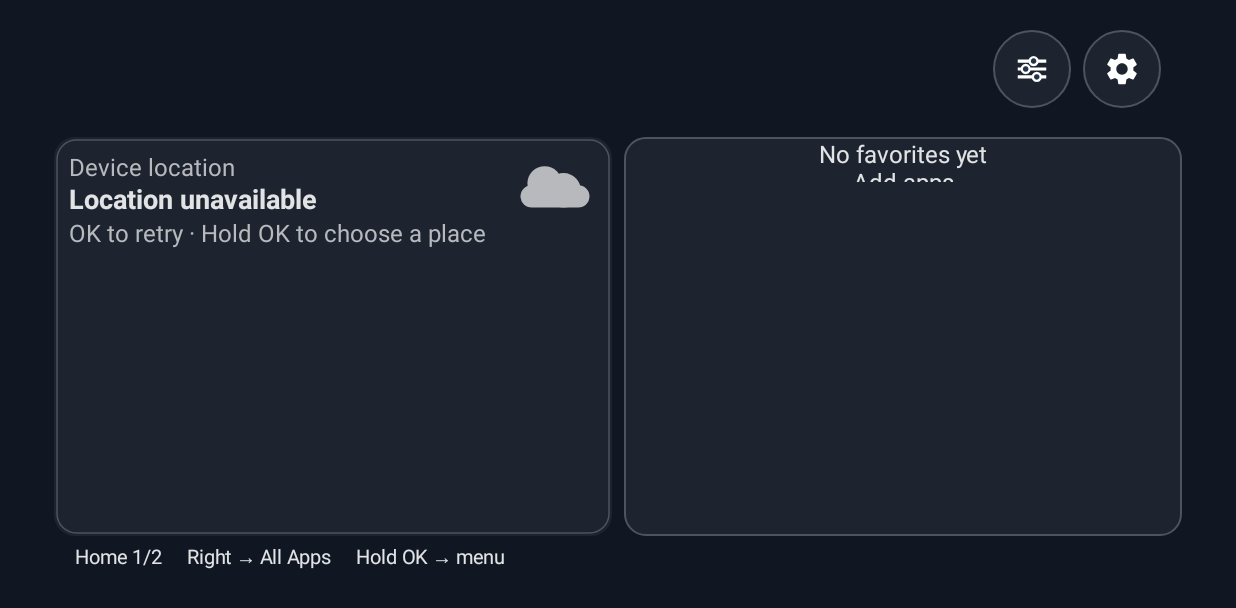
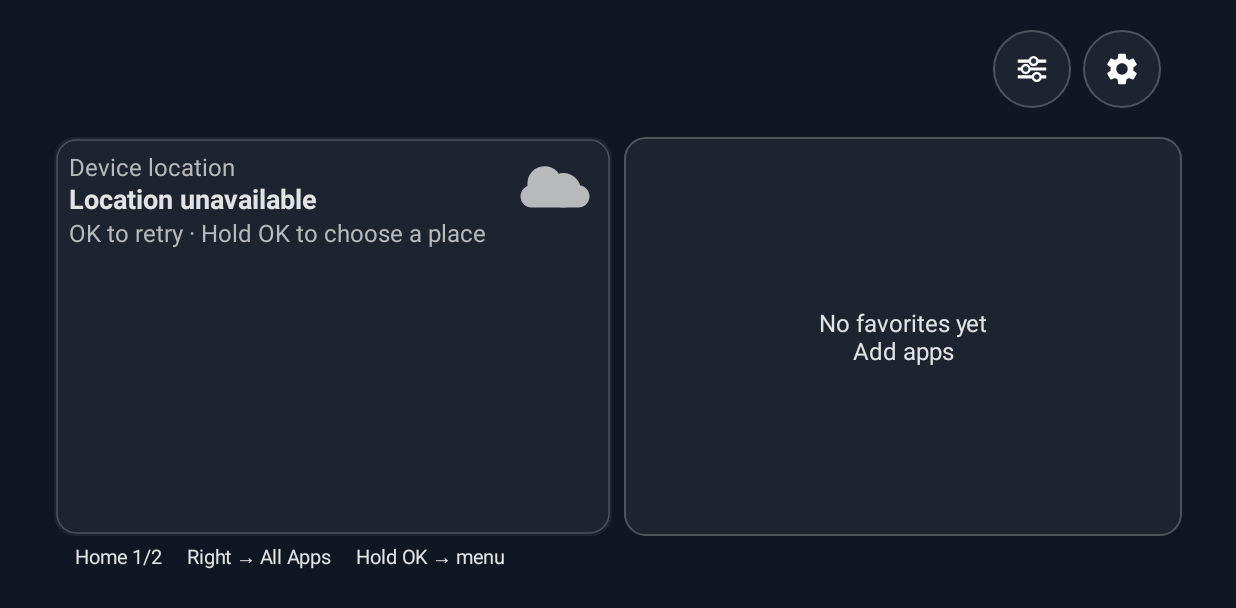
Before and after one commit to wbniv/homeboard-tv, an Android app: the MainActivity screen opened directly, with no data from a screen before it, on a phone screen of 824 x 412 dp (held sideways). Shown: the top 608 px of the screen. Run offline under Robolectric (Android 15) with nearby library versions, the phone set to English and light mode, and no system bars; pictures from the network do not load.

Commit message:
Measure empty Favorites text before dashboard layout
Keep both lines of the empty Add apps action visible. Verify the complete native navigation, preset Cancel/apply, persistence and Undo flow on Cast1; install the identical 0.1.31 APK on both TVs.

```diff
--- a/launcher/app/src/debug/java/com/gathin/tvhome/DashboardProbeActivity.java
+++ b/launcher/app/src/debug/java/com/gathin/tvhome/DashboardProbeActivity.java
@@ -38,6 +38,14 @@ public final class DashboardProbeActivity extends MainActivity {
         step(38_000,()->{call("chooseDefaultDashboard",new Class<?>[]{});press(KeyEvent.KEYCODE_DPAD_CENTER);require(HomeLayout.parse(getSharedPreferences("widget-home",0).getString("layout","")).widgets.size()==4,"Apply not persisted");pass("Preset applied and saved");});
         step(46_000,()->{call("undoThrough",new Class<?>[]{int.class},0);require(layout().widgets.isEmpty(),"Undo did not restore empty Home");press(KeyEvent.KEYCODE_DPAD_RIGHT);require((boolean)field("allApps"),"Right trapped after Undo");pass("Undo restores empty Home and navigation");});
         step(53_000,()->{press(KeyEvent.KEYCODE_BACK);call("chooseDefaultDashboard",new Class<?>[]{});press(KeyEvent.KEYCODE_DPAD_CENTER);pass("Final default dashboard");});
+        step(60_000,()->{
+            FavoritesWidgetView panel=(FavoritesWidgetView)field("favoritesWidget");
+            Field label=FavoritesWidgetView.class.getDeclaredField("header");label.setAccessible(true);
+            TextView header=(TextView)label.get(panel);
+            require(header.getLayout()!=null&&header.getLayout().getLineCount()>=2,"Empty Favorites action lost a line");
+            require(header.getHeight()>=header.getLineHeight()*2,"Empty Favorites action is clipped");
+            pass("Navigation, Cancel, apply, Undo and readable Add apps");
+        });
     }
     private interface Stage {void run()throws Exception;}
     private void step(long delay,Stage stage){runner.postDelayed(()->{if(failed)return;try{stage.run();}catch(Exception error){failed=true;report.setText("FAIL · "+error);}},delay);}
--- a/launcher/app/src/main/java/com/gathin/tvhome/FavoritesWidgetView.java
+++ b/launcher/app/src/main/java/com/gathin/tvhome/FavoritesWidgetView.java
@@ -35,7 +35,7 @@ final class FavoritesWidgetView extends FrameLayout {
     private int columns=1;
     private int pendingFocus=-1;
     private String selected;
-    private boolean compact, headerSelected, interactive=true, enterPending;
+    private boolean compact, headerSelected, interactive=true, enterPending, geometryReady;
     FavoritesWidgetView(Context context,List<String> keys,Function<String,View> artwork,Consumer<String> focused,
                         Runnable activate,Runnable actions,PaletteColors palette,int opacity,boolean banners,
                         boolean reducedMotion,boolean ribbon,String selected) {
@@ -111,17 +111,26 @@ final class FavoritesWidgetView extends FrameLayout {
         int position=keys.indexOf(selected)+1;
         setContentDescription(getContext().getString(R.string.hb_fav_position,position,keys.size())+". "+getContext().getString(R.string.hb_fav_hint));
     }
+    @Override protected void onMeasure(int widthSpec,int heightSpec){
+        int w=MeasureSpec.getSize(widthSpec),h=MeasureSpec.getSize(heightSpec);
+        boolean nextCompact=keys.isEmpty()||w<dp(banners?170:125)||h<dp(ribbon?90:140);
+        // Header geometry must be set before measuring children. Changing it in
+        // onSizeChanged left the two-line empty action clipped to the old 30dp.
+        if(!geometryReady||nextCompact!=compact){
+            compact=nextCompact;geometryReady=true;
+            header.setGravity(compact?Gravity.CENTER:Gravity.CENTER_VERTICAL);
+            header.setSingleLine(!compact);header.setMaxLines(compact?3:1);
+            header.setText(compact?getContext().getString(keys.isEmpty()?R.string.hb_fav_empty:R.string.hb_fav_opener,keys.size()):getContext().getString(R.string.hb_fav_title)+" · "+keys.size());
+        }
+        FrameLayout.LayoutParams hp=(FrameLayout.LayoutParams)header.getLayoutParams();hp.height=compact||ribbon&&headerSelected?-1:dp(30);
+        list.setVisibility(compact||ribbon&&headerSelected?GONE:VISIBLE);
+        header.setVisibility(ribbon&&!compact&&!headerSelected?GONE:VISIBLE);
+        FrameLayout.LayoutParams content=(FrameLayout.LayoutParams)list.getLayoutParams();content.topMargin=ribbon?0:dp(30);content.bottomMargin=ribbon?0:dp(18);
+        list.setPadding(dp(ribbon?18:10),dp(4),dp(ribbon?18:10),dp(4));
+        super.onMeasure(widthSpec,heightSpec);
+    }
     @Override protected void onSizeChanged(int w,int h,int oldw,int oldh){
         super.onSizeChanged(w,h,oldw,oldh);
-        compact=keys.isEmpty()||w<dp(banners?170:125)||h<dp(ribbon?90:140);
-        FrameLayout.LayoutParams hp=(FrameLayout.LayoutParams)header.getLayoutParams();hp.height=compact?-1:dp(30);header.setLayoutParams(hp);
-        header.setGravity(compact?Gravity.CENTER:Gravity.CENTER_VERTICAL);
-        header.setSingleLine(!compact);header.setMaxLines(compact?3:1);
-        header.setText(compact?getContext().getString(keys.isEmpty()?R.string.hb_fav_empty:R.string.hb_fav_opener,keys.size()):getContext().getString(R.string.hb_fav_title)+" · "+keys.size());
-        list.setVisibility(compact?GONE:VISIBLE);
-        header.setVisibility(ribbon&&!compact&&!headerSelected?GONE:VISIBLE);
-        FrameLayout.LayoutParams content=(FrameLayout.LayoutParams)list.getLayoutParams();content.topMargin=ribbon?0:dp(30);content.bottomMargin=ribbon?0:dp(18);list.setLayoutParams(content);
-        list.setPadding(dp(ribbon?18:10),dp(4),dp(ribbon?18:10),dp(4));
         if(compact){wedges.invalidate();if(enterPending)post(this::enter);return;}
         int pitch=Math.max(dp(banners?176:104),Math.round(16*getResources().getDisplayMetrics().scaledDensity*(banners?6:4)));
         columns=ribbon?1:Math.max(1,(w-dp(20))/pitch);
```
Also changed, not shown: 5 other files.
